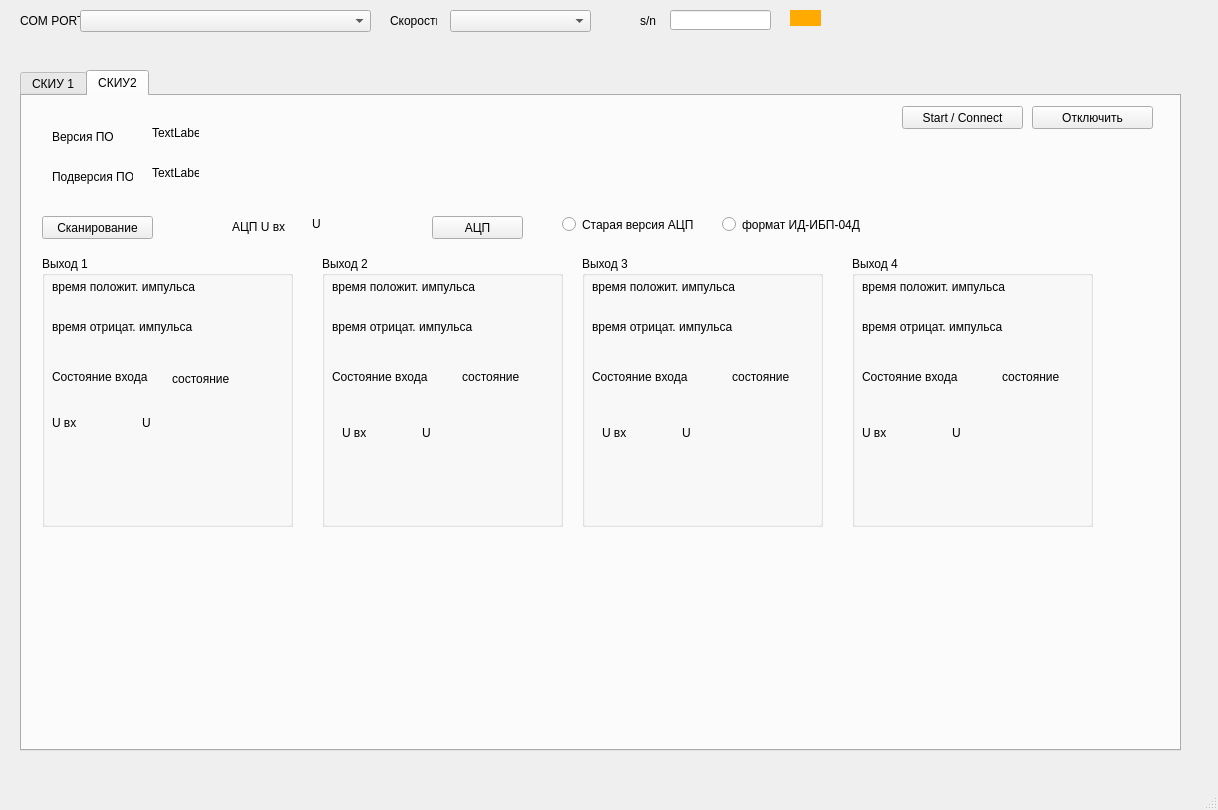
Before: the Qt Designer form ui/main_v2.ui in Noguzadericshenskiy/testing_ckiu, drawn with Qt 5.
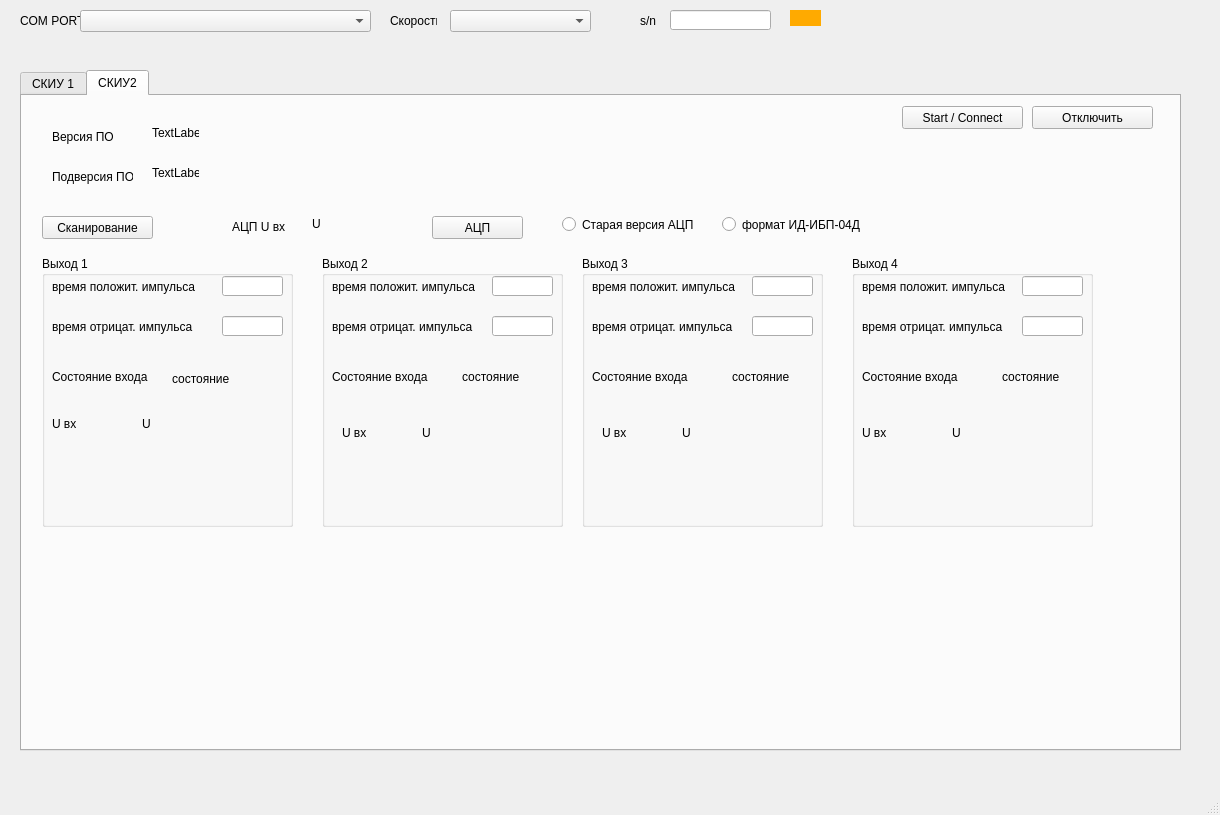
After: the same form once the commit is applied.

The edit to the form file:
```diff
--- a/ui/main_v2.ui
+++ b/ui/main_v2.ui
@@ -6,8 +6,8 @@
    <rect>
     <x>0</x>
     <y>0</y>
-    <width>1218</width>
-    <height>810</height>
+    <width>1220</width>
+    <height>815</height>
    </rect>
   </property>
   <property name="windowTitle">
@@ -388,8 +388,8 @@
         <rect>
          <x>10</x>
          <y>160</y>
-         <width>47</width>
-         <height>13</height>
+         <width>41</width>
+         <height>16</height>
         </rect>
        </property>
        <property name="text">
@@ -402,13 +402,33 @@
          <x>100</x>
          <y>160</y>
          <width>47</width>
-         <height>13</height>
+         <height>16</height>
         </rect>
        </property>
        <property name="text">
         <string>U</string>
        </property>
       </widget>
+      <widget class="QLineEdit" name="in1_t_pos_imp_lineEdit">
+       <property name="geometry">
+        <rect>
+         <x>180</x>
+         <y>20</y>
+         <width>61</width>
+         <height>20</height>
+        </rect>
+       </property>
+      </widget>
+      <widget class="QLineEdit" name="in1_t_neg_imp_lineEdit">
+       <property name="geometry">
+        <rect>
+         <x>180</x>
+         <y>60</y>
+         <width>61</width>
+         <height>20</height>
+        </rect>
+       </property>
+      </widget>
      </widget>
      <widget class="QGroupBox" name="groupBox_2">
       <property name="geometry">
@@ -500,6 +520,26 @@
         <string>U</string>
        </property>
       </widget>
+      <widget class="QLineEdit" name="in2_t_pos_imp_lineEdit">
+       <property name="geometry">
+        <rect>
+         <x>170</x>
+         <y>20</y>
+         <width>61</width>
+         <height>20</height>
+        </rect>
+       </property>
+      </widget>
+      <widget class="QLineEdit" name="in2_t_neg_imp_lineEdit">
+       <property name="geometry">
+        <rect>
+         <x>170</x>
+         <y>60</y>
+         <width>61</width>
+         <height>20</height>
+        </rect>
+       </property>
+      </widget>
      </widget>
      <widget class="QGroupBox" name="groupBox_3">
       <property name="geometry">
@@ -591,6 +631,26 @@
         <string>U</string>
        </property>
       </widget>
+      <widget class="QLineEdit" name="in3_t_pos_imp_lineEdit">
+       <property name="geometry">
+        <rect>
+         <x>170</x>
+         <y>20</y>
+         <width>61</width>
+         <height>20</height>
+        </rect>
+       </property>
+      </widget>
+      <widget class="QLineEdit" name="in3_t_neg_imp_lineEdit">
+       <property name="geometry">
+        <rect>
+         <x>170</x>
+         <y>60</y>
+         <width>61</width>
+         <height>20</height>
+        </rect>
+       </property>
+      </widget>
      </widget>
      <widget class="QGroupBox" name="groupBox_4">
       <property name="geometry">
@@ -682,6 +742,26 @@
         <string>U</string>
        </property>
       </widget>
+      <widget class="QLineEdit" name="in4_t_pos_imp_lineEdit">
+       <property name="geometry">
+        <rect>
+         <x>170</x>
+         <y>20</y>
+         <width>61</width>
+         <height>20</height>
+        </rect>
+       </property>
+      </widget>
+      <widget class="QLineEdit" name="in4_t_neg_imp_lineEdit">
+       <property name="geometry">
+        <rect>
+         <x>170</x>
+         <y>60</y>
+         <width>61</width>
+         <height>20</height>
+        </rect>
+       </property>
+      </widget>
      </widget>
      <widget class="QLabel" name="label_19">
       <property name="geometry">
```
Left out of the diff: 4 changed lines with no effect on the pictures.
